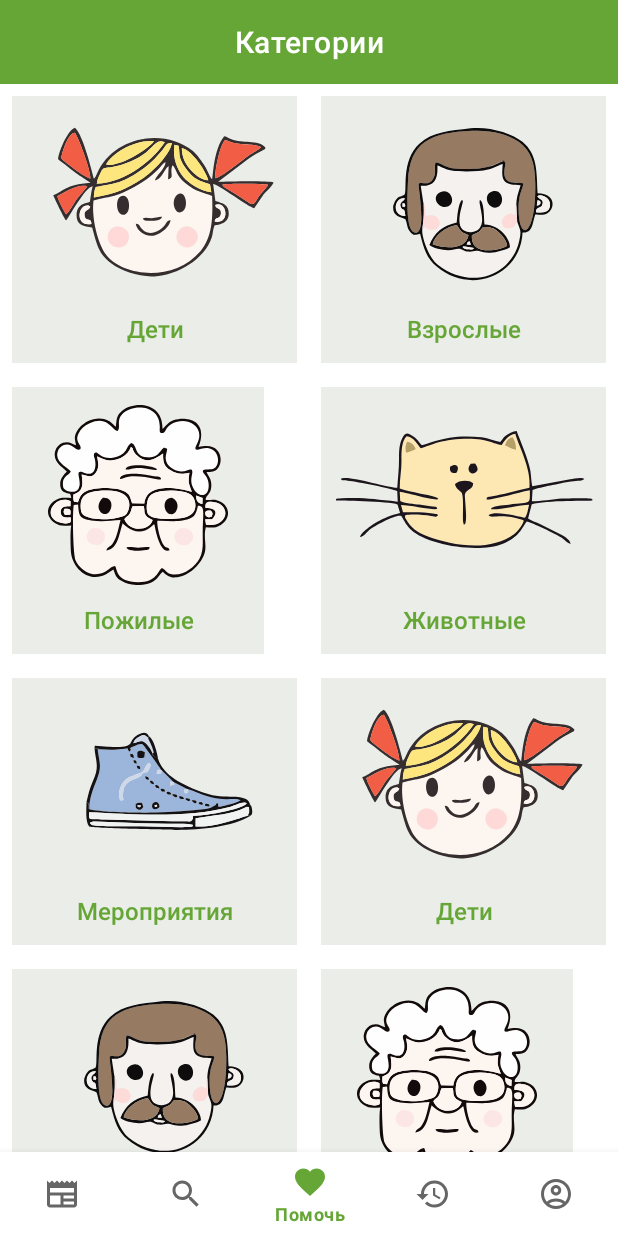
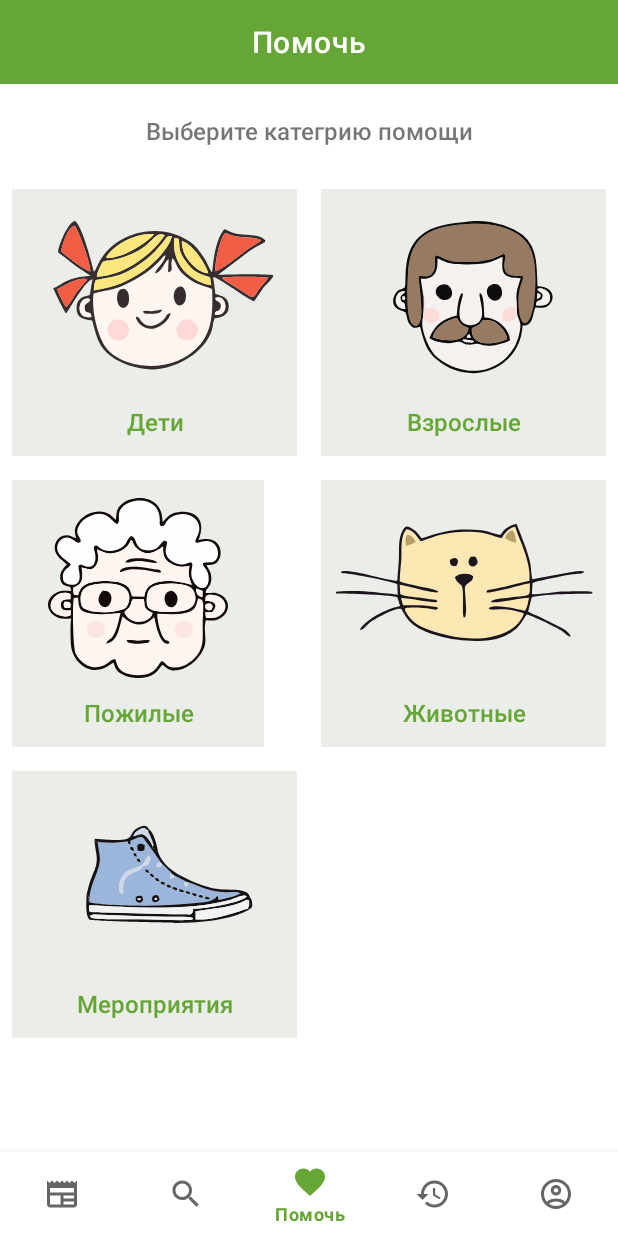
Before and after one commit to iSiNrus/SimbirPractic, an Android app: the screen it shows after launch (MainActivity), on a phone screen of 412 x 824 dp. Run offline under Robolectric (Android 15) with nearby library versions, the phone set to English and light mode, and no system bars.

Commit message:
Фрагмент Категории, поправка

```diff
--- a/app/src/main/java/ru/barsik/simbirpractic/fragments/CategoriesFragment.kt
+++ b/app/src/main/java/ru/barsik/simbirpractic/fragments/CategoriesFragment.kt
@@ -36,11 +36,6 @@ class CategoriesFragment : Fragment() {
             Pair("Взрослые", R.drawable.adults),
             Pair("Пожилые", R.drawable.elderly),
             Pair("Животные", R.drawable.animals),
-            Pair("Мероприятия", R.drawable.events),
-            Pair("Дети", R.drawable.children),
-            Pair("Взрослые", R.drawable.adults),
-            Pair("Пожилые", R.drawable.elderly),
-            Pair("Животные", R.drawable.animals),
             Pair("Мероприятия", R.drawable.events)
         )
         binding.categoryRecyclerview.layoutManager = GridLayoutManager(requireContext(), 2)
--- a/app/src/main/res/layout/fragment_categories.xml
+++ b/app/src/main/res/layout/fragment_categories.xml
@@ -12,7 +12,7 @@
         android:layout_height="?attr/actionBarSize"
         android:background="@color/base_green"
         app:layout_constraintTop_toTopOf="parent"
-        app:title="Категории"
+        app:title="Помочь"
         app:titleCentered="true"
         app:titleTextColor="@color/white" />
 
```
